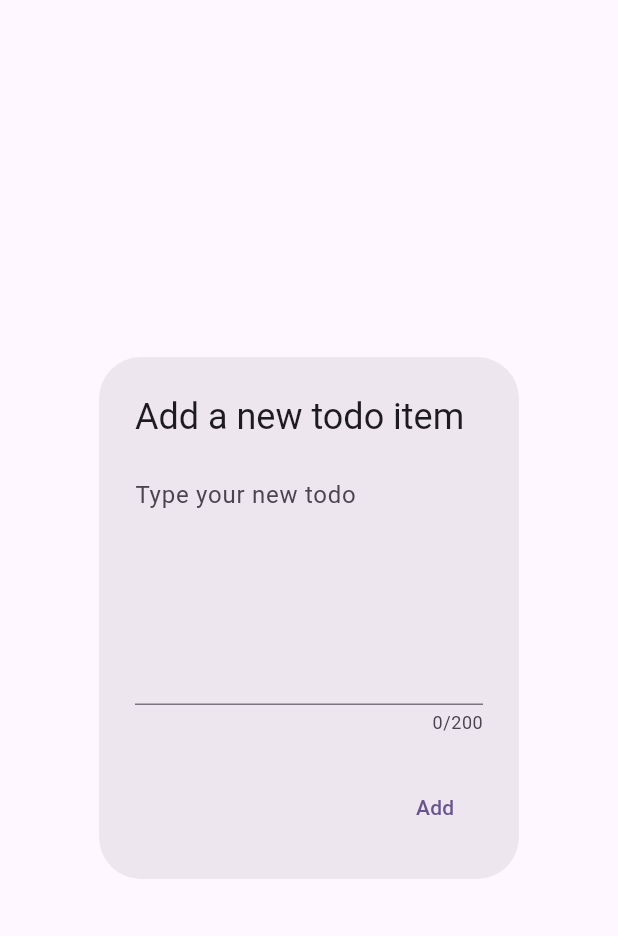
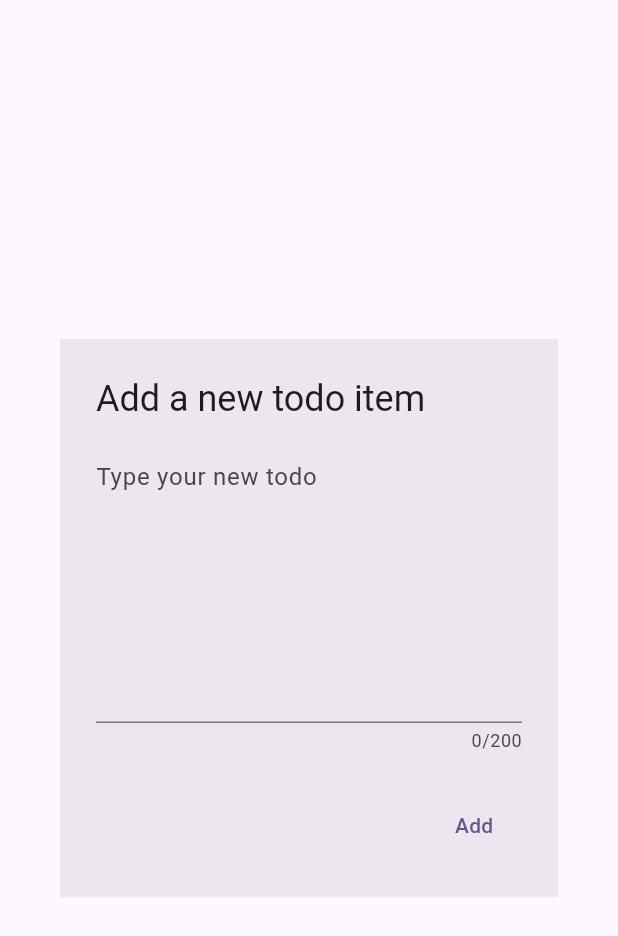
Before and after one commit to Simone-Sangiovanni/Tasks, a Flutter app: the TaskDialogBox widget shown alone on an empty page, opened directly, on a phone screen of 412 x 824 dp. Shown: the top 936 px of the screen. Run offline on Flutter 3.47's test engine with Material 3 defaults, Android fonts, the phone set to English and light mode, and no system bars.

Commit message:
when pressed the Add button on the AlertDialog closes, made the AlertDialog with linerar borders aand his width is now 90% of the screen

```diff
--- a/lib/task_dialog_box.dart
+++ b/lib/task_dialog_box.dart
@@ -7,29 +7,32 @@ class TaskDialogBox extends StatelessWidget {
 
   @override
   Widget build(BuildContext context) {
+    double screenWidth = MediaQuery.of(context).size.width;
+
     return AlertDialog(
       title: const Text('Add a new todo item'),
-      content: TextField(
-        controller: _textFieldController,
-        decoration: const InputDecoration(hintText: 'Type your new todo'),
-        keyboardType: TextInputType.multiline,
-        maxLines: 6,
-        maxLength: 200,
+      content: SizedBox(
+        width: screenWidth * 0.9,
+        child: TextField(
+          controller: _textFieldController,
+          decoration: const InputDecoration(hintText: 'Type your new todo'),
+          keyboardType: TextInputType.multiline,
+          maxLines: 7,
+          maxLength: 200,
+        ),
       ),
+      shape: const LinearBorder(),
       actions: <Widget>[
         TextButton(
           child: const Text('Add'),
           onPressed: () {
-            //Navigator.of(context).pop();
             if(_textFieldController.text.isEmpty == false) {
               //_addTodoItem(_textFieldController.text);
-            } /*else {
-              dispose();
-            }*/ //TODO: capire come chiudere la finestra dopo che è stato cliccato il tasto add
+            }
+            Navigator.of(context).pop(); //after the Add button has been pressed, close the AlertDialog
           },
         ),
       ],
     );
   }
-
 }
```
